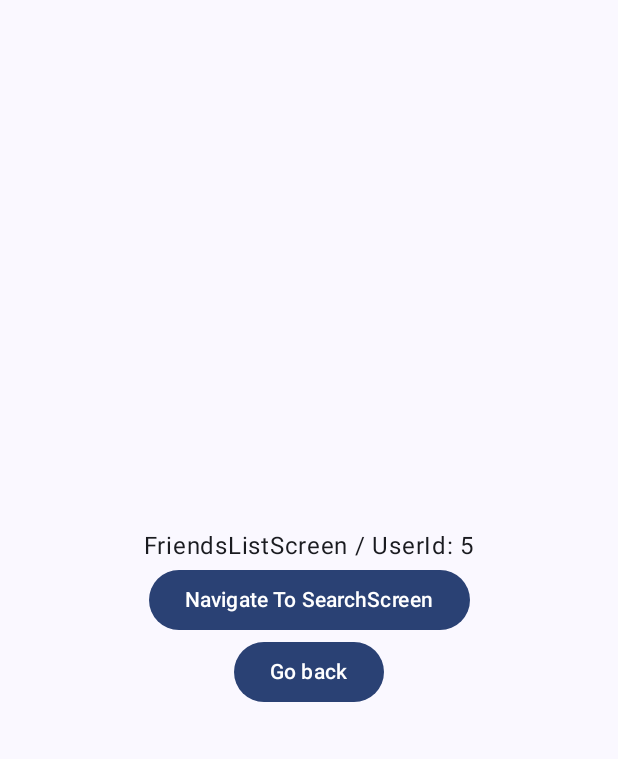
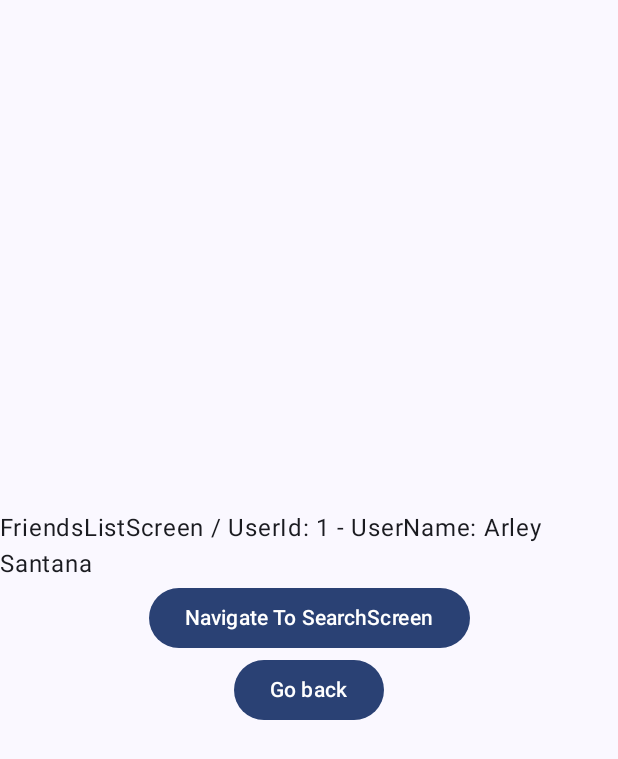
Before and after one commit to ArleyPereira/Compose-Navigation, an Android app built with Jetpack Compose: the screen it shows after launch (MainActivity), after a tap on "Navigate To Friends ListScreen", on a phone screen of 412 x 824 dp. Shown: the top 759 px of the screen. Run offline under Robolectric (Android 15) with nearby library versions, the phone set to English and light mode, and no system bars.

```diff
--- a/app/build.gradle.kts
+++ b/app/build.gradle.kts
@@ -54,6 +54,7 @@ dependencies {
 
     implementation(libs.core.ktx)
     implementation(libs.lifecycle.runtime.ktx)
+    implementation(libs.gson)
 
     implementation(libs.activity.compose)
     implementation(platform(libs.compose.bom))
--- a/app/src/main/java/br/com/hellodev/navigation/Graph.kt
+++ b/app/src/main/java/br/com/hellodev/navigation/Graph.kt
@@ -9,14 +9,17 @@ import androidx.navigation.navArgument
 import br.com.hellodev.navigation.screens.FriendsListScreen
 import br.com.hellodev.navigation.screens.HomeScreen
 import br.com.hellodev.navigation.screens.SearchScreen
+import br.com.hellodev.navigation.util.fromJson
+import br.com.hellodev.navigation.util.toJson
 
 @Composable
 fun MyGraph(navController: NavHostController, startDestination: String) {
+
     NavHost(navController = navController, startDestination = startDestination) {
         composable(route = "home_screen") {
             HomeScreen(
-                navigateToFriendsListScreen = { userId ->
-                    navController.navigate("friends_list_screen/$userId")
+                navigateToFriendsListScreen = { user ->
+                    navController.navigate("friends_list_screen/${user.toJson()}")
                 },
                 onBackPressed = {
                     navController.popBackStack()
@@ -25,12 +28,12 @@ fun MyGraph(navController: NavHostController, startDestination: String) {
         }
 
         composable(
-            route = "friends_list_screen/{userId}",
-            arguments = listOf(navArgument("userId") { type = NavType.StringType })
+            route = "friends_list_screen/{user}",
+            arguments = listOf(navArgument("user") { type = NavType.StringType })
         ) { navBackStackEntry ->
-            val userId = navBackStackEntry.arguments?.getString("userId") ?: "0"
+            val user = navBackStackEntry.arguments?.getString("user")?.fromJson<User>()
             FriendsListScreen(
-                userId = userId,
+                user = user,
                 navigateToSearchScreen = {
                     navController.navigate("search_screen")
                 },
--- /dev/null
+++ b/app/src/main/java/br/com/hellodev/navigation/User.kt
@@ -0,0 +1,6 @@
+package br.com.hellodev.navigation
+
+data class User(
+    val id: Int,
+    val name: String
+)
--- a/app/src/main/java/br/com/hellodev/navigation/screens/FriendsListScreen.kt
+++ b/app/src/main/java/br/com/hellodev/navigation/screens/FriendsListScreen.kt
@@ -8,10 +8,11 @@ import androidx.compose.material3.Text
 import androidx.compose.runtime.Composable
 import androidx.compose.ui.Alignment
 import androidx.compose.ui.Modifier
+import br.com.hellodev.navigation.User
 
 @Composable
 fun FriendsListScreen(
-    userId: String,
+    user: User?,
     navigateToSearchScreen: () -> Unit,
     onBackPressed: () -> Unit
 ) {
@@ -21,7 +22,7 @@ fun FriendsListScreen(
         verticalArrangement = Arrangement.Center,
         horizontalAlignment = Alignment.CenterHorizontally
     ) {
-        Text(text = "FriendsListScreen / UserId: $userId")
+        Text(text = "FriendsListScreen / UserId: ${user?.id} - UserName: ${user?.name}")
 
         Button(onClick = { navigateToSearchScreen() }) {
             Text(text = "Navigate To SearchScreen")
--- a/app/src/main/java/br/com/hellodev/navigation/screens/HomeScreen.kt
+++ b/app/src/main/java/br/com/hellodev/navigation/screens/HomeScreen.kt
@@ -8,10 +8,11 @@ import androidx.compose.material3.Text
 import androidx.compose.runtime.Composable
 import androidx.compose.ui.Alignment
 import androidx.compose.ui.Modifier
+import br.com.hellodev.navigation.User
 
 @Composable
 fun HomeScreen(
-    navigateToFriendsListScreen: (Int) -> Unit,
+    navigateToFriendsListScreen: (User) -> Unit,
     onBackPressed: () -> Unit
 ) {
     Column(
@@ -22,7 +23,7 @@ fun HomeScreen(
     ) {
         Text(text = "HomeScreen")
 
-        Button(onClick = { navigateToFriendsListScreen(5) }) {
+        Button(onClick = { navigateToFriendsListScreen(User(1, "Arley Santana")) }) {
             Text(text = "Navigate To Friends ListScreen")
         }
 
--- /dev/null
+++ b/app/src/main/java/br/com/hellodev/navigation/util/NavJsonType.kt
@@ -0,0 +1,11 @@
+package br.com.hellodev.navigation.util
+
+import com.google.gson.Gson
+
+fun Any.toJson(): String {
+    return Gson().toJson(this)
+}
+
+inline fun <reified T> String.fromJson(): T {
+    return Gson().fromJson(this, T::class.java)
+}
--- a/gradle/libs.versions.toml
+++ b/gradle/libs.versions.toml
@@ -9,6 +9,7 @@ lifecycle-runtime-ktx = "2.7.0"
 activity-compose = "1.8.2"
 compose-bom = "2024.02.00"
 compose-navigation = "2.7.6"
+gson = "2.10.1"
 
 [libraries]
 core-ktx = { group = "androidx.core", name = "core-ktx", version.ref = "core-ktx" }
@@ -26,6 +27,7 @@ ui-test-manifest = { group = "androidx.compose.ui", name = "ui-test-manifest" }
 ui-test-junit4 = { group = "androidx.compose.ui", name = "ui-test-junit4" }
 material3 = { group = "androidx.compose.material3", name = "material3" }
 compose-navigation = { group = "androidx.navigation", name = "navigation-compose", version.ref = "compose-navigation" }
+gson = { group = "com.google.code.gson", name = "gson", version.ref = "gson" }
 
 [plugins]
 androidApplication = { id = "com.android.application", version.ref = "agp" }
```
